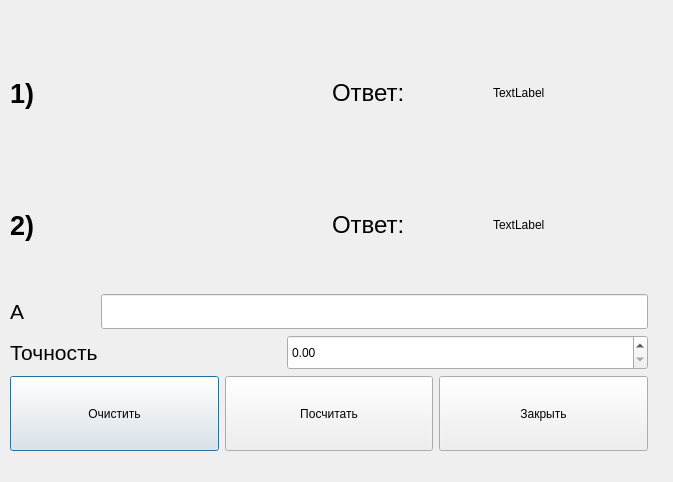
cevleron/pyMtusi, file laboratory_work/lab_work_1_0/formula_lab_1.ui: the form before one commit.
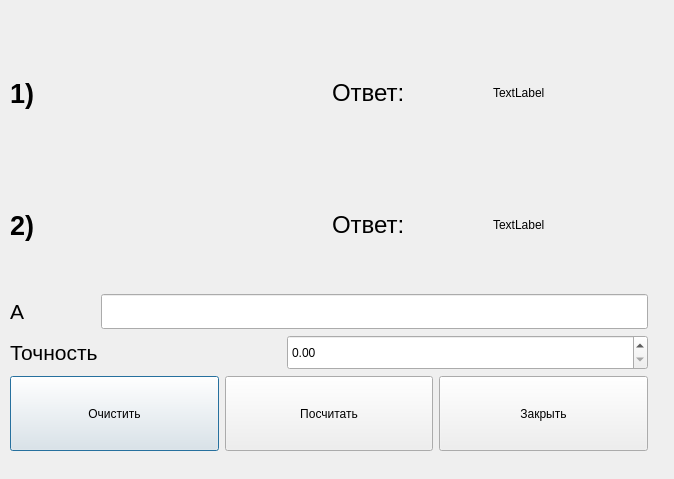
The form after the commit. Icons and pictures are not drawn.

```diff
--- a/laboratory_work/lab_work_1_0/formula_lab_1.ui
+++ b/laboratory_work/lab_work_1_0/formula_lab_1.ui
@@ -6,8 +6,8 @@
    <rect>
     <x>0</x>
     <y>0</y>
-    <width>673</width>
-    <height>482</height>
+    <width>674</width>
+    <height>479</height>
    </rect>
   </property>
   <property name="windowTitle">
```
